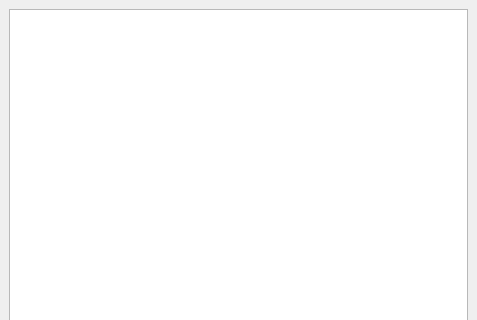
First picture: the form in qgisbox_toolbar_locator_dockwidget_base.ui, repository qgisbox/toolbar-locator, before the edit; both pictures show x 0 to 477 and y 0 to 320 of the 477 by 541 pixel window.
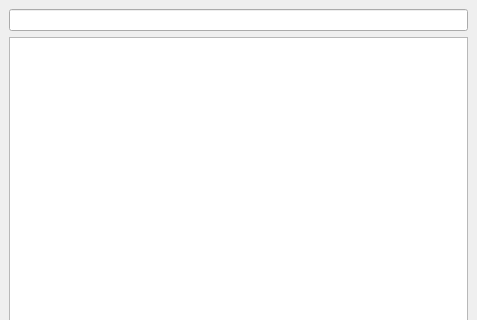
Second picture: the form after the edit.

The edit to the form file:
```diff
--- a/qgisbox_toolbar_locator_dockwidget_base.ui
+++ b/qgisbox_toolbar_locator_dockwidget_base.ui
@@ -15,9 +15,12 @@
   </property>
   <widget class="QWidget" name="dockWidgetContents">
    <layout class="QGridLayout" name="gridLayout">
-    <item row="0" column="0">
+    <item row="1" column="0">
      <widget class="QTreeView" name="treeView"/>
     </item>
+    <item row="0" column="0">
+     <widget class="QLineEdit" name="lineEdit"/>
+    </item>
    </layout>
   </widget>
  </widget>
```
